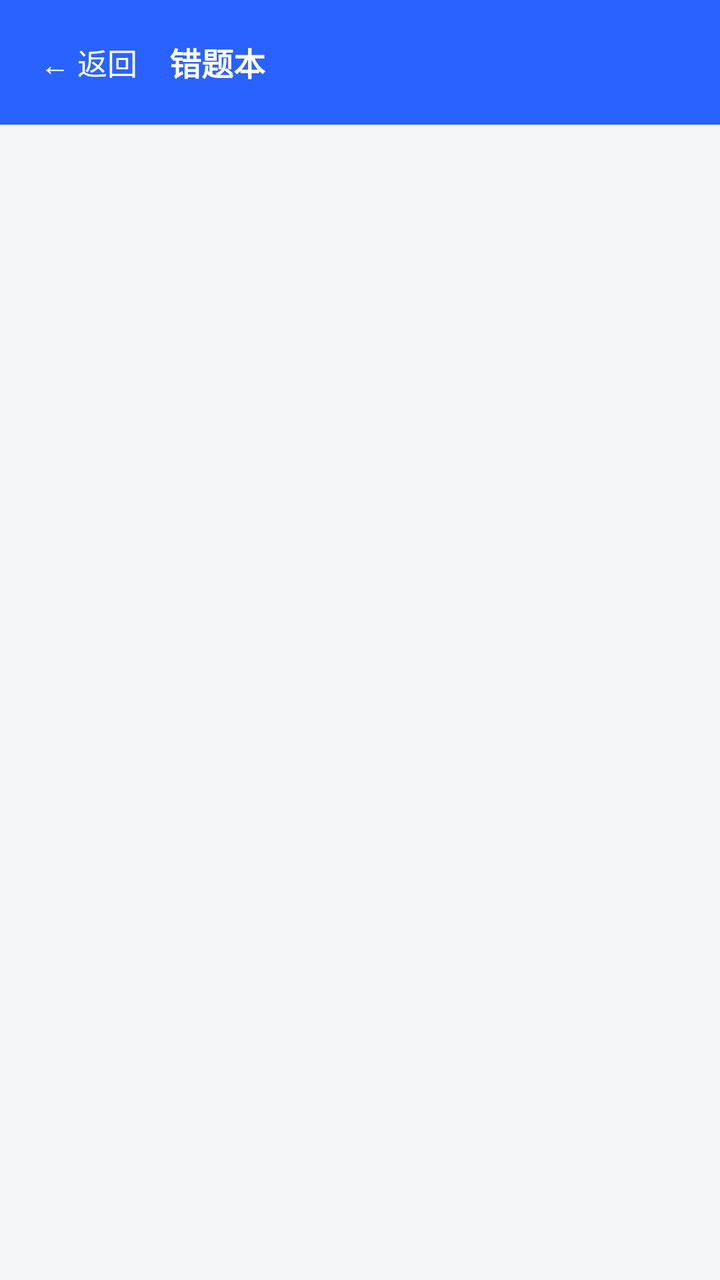
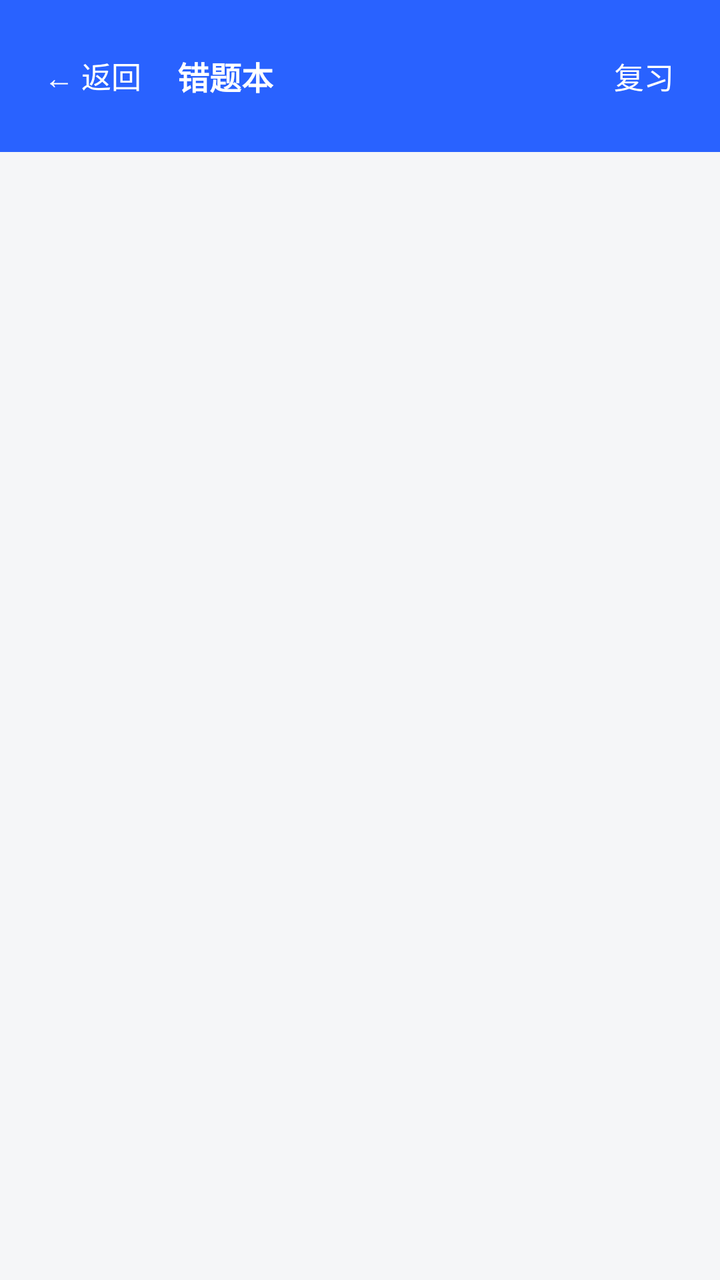

Two renders of the same Android screen: before a commit and after it. Below are the layout's source before the change and the commit's diff.
<!-- AndroidManifest.xml: application theme Theme.ExamPrep -->
<!-- res/layout/activity_wrong_book.xml -->
<?xml version="1.0" encoding="utf-8"?>
<LinearLayout xmlns:android="http://schemas.android.com/apk/res/android"
    android:layout_width="match_parent" android:layout_height="match_parent"
    android:orientation="vertical" android:background="@color/bg">

    <LinearLayout
        android:layout_width="match_parent" android:layout_height="wrap_content"
        android:background="@color/primary" android:gravity="center_vertical"
        android:orientation="horizontal" android:padding="14dp">
        <TextView
            android:id="@+id/btnBack"
            android:layout_width="wrap_content" android:layout_height="wrap_content"
            android:padding="6dp" android:text="← 返回"
            android:textColor="#FFFFFF" android:textSize="15sp" />
        <TextView
            android:layout_width="0dp" android:layout_weight="1"
            android:layout_height="wrap_content" android:layout_marginStart="10dp"
            android:text="错题本" android:textColor="#FFFFFF" android:textSize="16sp"
            android:textStyle="bold" />
    </LinearLayout>

    <TextView
        android:id="@+id/tvEmpty"
        android:layout_width="match_parent" android:layout_height="wrap_content"
        android:layout_marginTop="30dp" android:gravity="center"
        android:text="错题本是空的，快去刷题吧" android:textColor="@color/text_sub"
        android:visibility="gone" />

    <androidx.recyclerview.widget.RecyclerView
        android:id="@+id/rvWrong"
        android:layout_width="match_parent" android:layout_height="match_parent"
        android:padding="10dp" />
</LinearLayout>
<!-- resources referenced by this layout -->
<resources>
  <color name="bg">#F5F6F8</color>
  <color name="primary">#2962FF</color>
  <color name="text_sub">#7A8190</color>
  <style name="Theme.ExamPrep" parent="Theme.Material3.DayNight.NoActionBar">
          <item name="colorPrimary">@color/primary</item>
          <item name="colorOnPrimary">#FFFFFF</item>
          <item name="colorPrimaryContainer">@color/chip_bg</item>
          <item name="colorSecondary">@color/accent</item>
          <item name="android:colorBackground">@color/bg</item>
          <item name="colorSurface">@color/card</item>
          <item name="android:statusBarColor">@color/primary</item>
          <item name="android:textColorPrimary">@color/text_main</item>
          <item name="android:textColorSecondary">@color/text_sub</item>
      </style>
  <color name="chip_bg">#EEF2FF</color>
  <color name="accent">#00BFA5</color>
  <color name="card">#FFFFFF</color>
  <color name="text_main">#1B1F27</color>
</resources>

<!-- the commit's change to res/layout/activity_wrong_book.xml (unified diff, before → after) -->
@@ -8,6 +8,7 @@
         android:background="@color/primary" android:gravity="center_vertical"
         android:orientation="horizontal" android:padding="14dp">
         <TextView
+            style="@style/TopAction"
             android:id="@+id/btnBack"
             android:layout_width="wrap_content" android:layout_height="wrap_content"
             android:padding="6dp" android:text="← 返回"
@@ -17,6 +18,13 @@
             android:layout_height="wrap_content" android:layout_marginStart="10dp"
             android:text="错题本" android:textColor="#FFFFFF" android:textSize="16sp"
             android:textStyle="bold" />
+        <TextView
+            style="@style/TopAction"
+            android:id="@+id/btnReview"
+            android:layout_width="wrap_content" android:layout_height="wrap_content"
+            android:padding="6dp" android:text="复习"
+            android:background="?attr/selectableItemBackground"
+            android:textColor="#FFFFFF" android:textSize="15sp" />
     </LinearLayout>
 
     <TextView
<!-- resource entries referenced after the edit -->
@@ -2,7 +2,19 @@
 <resources>
   <color name="bg">#F5F6F8</color>
   <color name="primary">#2962FF</color>
-  <color name="text_sub">#7A8190</color>
+  <color name="text_sub">#5C6472</color>
+  <style name="TopAction">
+          <item name="android:layout_width">wrap_content</item>
+          <item name="android:layout_height">wrap_content</item>
+          <item name="android:minWidth">48dp</item>
+          <item name="android:minHeight">48dp</item>
+          <item name="android:gravity">center</item>
+          <item name="android:paddingStart">8dp</item>
+          <item name="android:paddingEnd">8dp</item>
+          <item name="android:textColor">#FFFFFF</item>
+          <item name="android:textSize">15sp</item>
+          <item name="android:background">?attr/selectableItemBackground</item>
+      </style>
   <style name="Theme.ExamPrep" parent="Theme.Material3.DayNight.NoActionBar">
           <item name="colorPrimary">@color/primary</item>
           <item name="colorOnPrimary">#FFFFFF</item>
